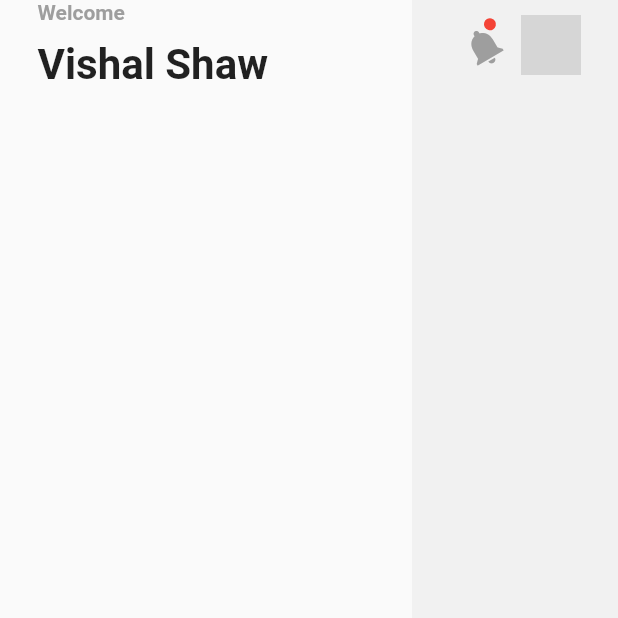
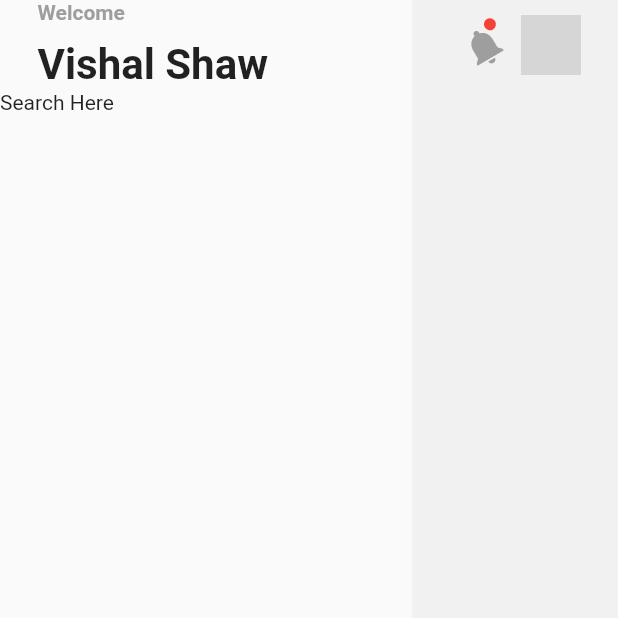
Before and after one commit to VishalSh-Dev/job_finder_app, a Flutter app: the screen it shows after launch, on a phone screen of 412 x 824 dp, the top half of it. Run offline on Flutter 3.47's test engine with Material 2 defaults, Android fonts, the phone set to English and light mode, and no system bars; network calls fail; grey boxes are pictures that could not be loaded.

```diff
--- a/lib/screens/home/home.dart
+++ b/lib/screens/home/home.dart
@@ -1,4 +1,5 @@
 import 'package:flutter/material.dart';
+import 'package:job_finder_app/screens/home/search_card.dart';
 
 import 'home_app_bar.dart';
 
@@ -25,7 +26,7 @@ class HomePage extends StatelessWidget {
         ),
         Column(
           crossAxisAlignment: CrossAxisAlignment.start,
-          children: [HomeAppBar()],
+          children: [HomeAppBar(), SearchCard()],
         )
       ]),
     );
--- /dev/null
+++ b/lib/screens/home/search_card.dart
@@ -0,0 +1,10 @@
+import 'package:flutter/material.dart';
+
+class SearchCard extends StatelessWidget {
+  @override
+  Widget build(BuildContext context) {
+    return Container(
+      child: Text('Search Here'),
+    );
+  }
+}
```
